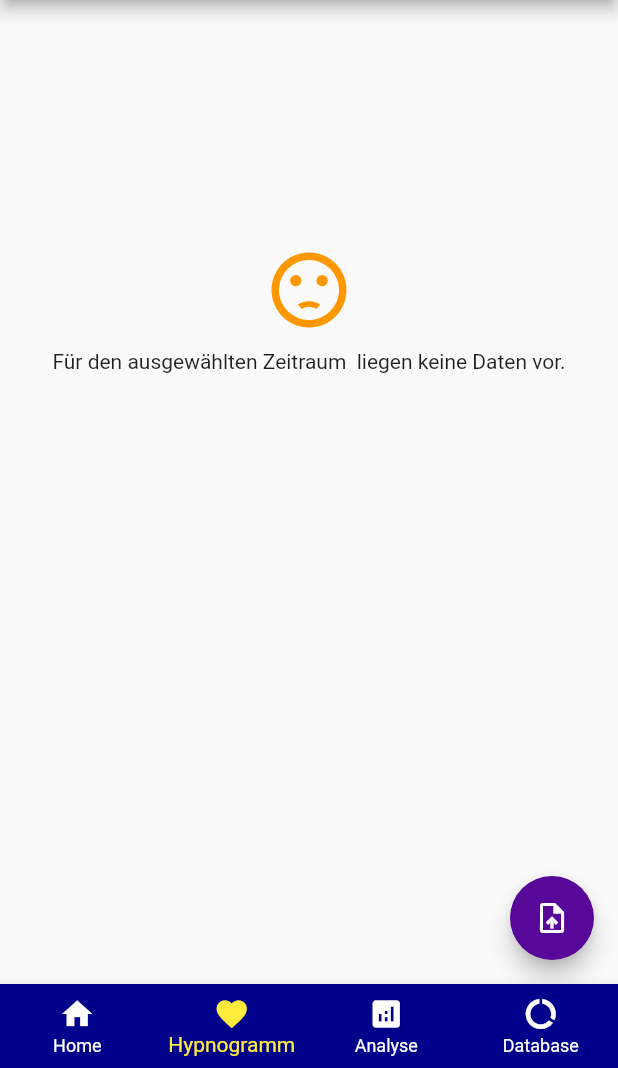
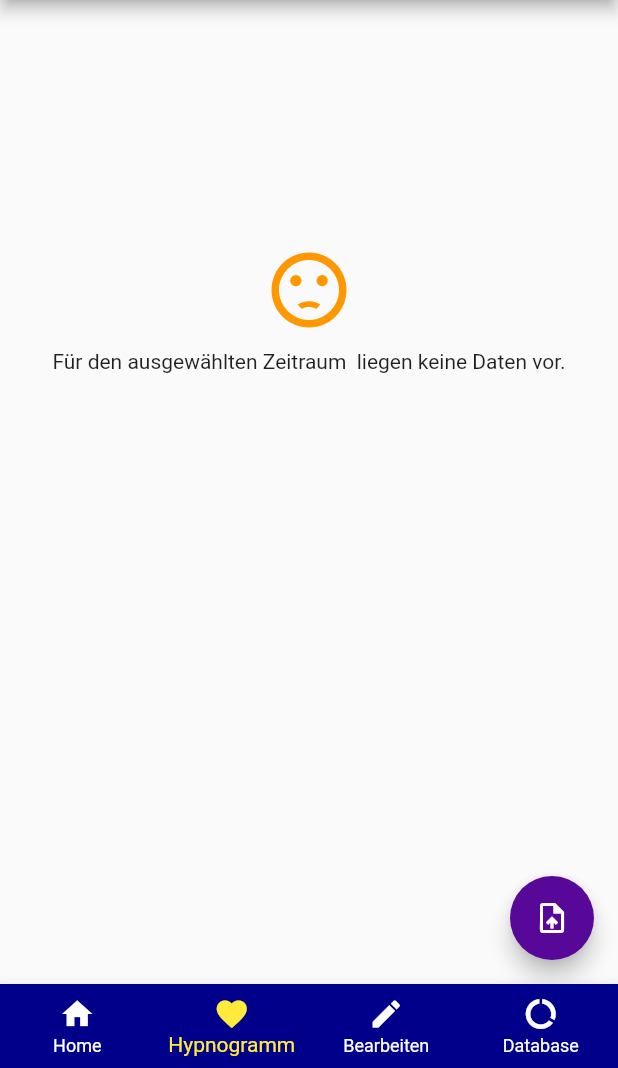
Before and after one commit to SarahLM/somnus, a Flutter app: the TabsScreen screen opened directly, item 2 of the bottom bar chosen, on a phone screen of 412 x 824 dp, the part 168-1236 px from its top. Run offline on Flutter 3.47's test engine with Material 2 defaults, Android fonts, the phone set to English and light mode, and no system bars; our stand-ins replace font_awesome_flutter, introduction_screen, pdf, permission_handler, pie_chart, printing and 3 more; missing offline and left inert: flutter_ble_lib, pointycastle; accounts and stored records are empty.

Commit message:
Preserve state of HypnoScreen and EditScreen on Tab Switch

```diff
--- a/frontend_somnus/lib/screens/hypnogram_screen.dart
+++ b/frontend_somnus/lib/screens/hypnogram_screen.dart
@@ -28,7 +28,8 @@ class HypnogramScreen extends StatefulWidget {
   _HypnogramScreenState createState() => _HypnogramScreenState();
 }
 
-class _HypnogramScreenState extends State<HypnogramScreen> {
+class _HypnogramScreenState extends State<HypnogramScreen>
+    with AutomaticKeepAliveClientMixin<HypnogramScreen> {
   bool _pressedButton1 = true;
   bool _pressedButton2 = false;
   bool _pressedButton3 = false;
@@ -190,6 +191,7 @@ class _HypnogramScreenState extends State<HypnogramScreen> {
 
   @override
   Widget build(BuildContext context) {
+    super.build(context);
     return Scaffold(
         appBar: AppBar(
           automaticallyImplyLeading: false,
@@ -520,4 +522,7 @@ class _HypnogramScreenState extends State<HypnogramScreen> {
           ],
         ));
   }
+
+  @override
+  bool get wantKeepAlive => true;
 }
--- a/frontend_somnus/lib/screens/tabs_screen.dart
+++ b/frontend_somnus/lib/screens/tabs_screen.dart
@@ -1,8 +1,10 @@
+import 'package:flutter/foundation.dart';
 import 'package:flutter/material.dart';
 import 'package:frontend_somnus/screens/db_analyse_screen.dart';
 import 'package:frontend_somnus/screens/home_screen.dart';
+import 'package:sqflite/sqlite_api.dart';
 import '../widgets/main_drawer.dart';
-import 'analysis_screen.dart';
+import 'edit_screen.dart';
 import 'hypnogram_screen.dart';
 
 class TabsScreen extends StatefulWidget {
@@ -13,6 +15,9 @@ class TabsScreen extends StatefulWidget {
 class _TabsScreenState extends State<TabsScreen> {
   final GlobalKey<ScaffoldState> _scaffoldKey = new GlobalKey<ScaffoldState>();
 
+  List<Widget> _pages1;
+  PageController _pageController;
+  var _selectedPageIndex;
   final List<Map<String, Object>> _pages = [
     {
       'page': HomeScreen(),
@@ -23,16 +28,33 @@ class _TabsScreenState extends State<TabsScreen> {
       'title': 'Hypnogramm',
     },
     {
-      'page': AnalysisScreen(Colors.red),
-      'title': 'Analyse',
+      'page': EditScreen(Colors.red),
+      'title': 'Bearbeiten',
     },
     {
       'page': DbScreen(Colors.blue),
       'title': 'DbScreen',
     },
   ];
+  @override
+  void initState() {
+    super.initState();
+    _selectedPageIndex = 0;
+    _pages1 = [
+      HomeScreen(),
+      HypnogramScreen(Colors.white),
+      EditScreen(Colors.white),
+      DbScreen(Colors.white),
+    ];
+    _pageController = PageController(initialPage: _selectedPageIndex);
+  }
 
-  int _selectedPageIndex = 0;
+  @override
+  void dispose() {
+    _pageController.dispose();
+    super.dispose();
+  }
+
   void _selectPage(int index) {
     setState(() {
       _selectedPageIndex = index;
@@ -55,11 +77,21 @@ class _TabsScreenState extends State<TabsScreen> {
         ],
       ),
       endDrawer: MainDrawer(),
-      body: _pages[_selectedPageIndex]['page'],
+      body: //_pages[_selectedPageIndex]['page'],
+          PageView(
+        controller: _pageController,
+        physics: NeverScrollableScrollPhysics(),
+        children: _pages1,
+      ),
       bottomNavigationBar: BottomNavigationBar(
         type: BottomNavigationBarType.fixed,
         backgroundColor: Theme.of(context).primaryColor,
-        onTap: _selectPage,
+        onTap: (selectedPageIndex) {
+          setState(() {
+            _selectedPageIndex = selectedPageIndex;
+            _pageController.jumpToPage(selectedPageIndex);
+          });
+        },
         unselectedItemColor: Colors.white,
         selectedItemColor: Colors.yellow,
         currentIndex: _selectedPageIndex,
@@ -73,8 +105,8 @@ class _TabsScreenState extends State<TabsScreen> {
             label: 'Hypnogramm',
           ),
           BottomNavigationBarItem(
-            icon: Icon(Icons.analytics),
-            label: 'Analyse',
+            icon: Icon(Icons.edit),
+            label: 'Bearbeiten',
           ),
           BottomNavigationBarItem(
             icon: Icon(Icons.data_usage),
```
Also changed, not shown: frontend_somnus/lib/screens/analysis_screen.dart (deleted, +0 -16 lines).
